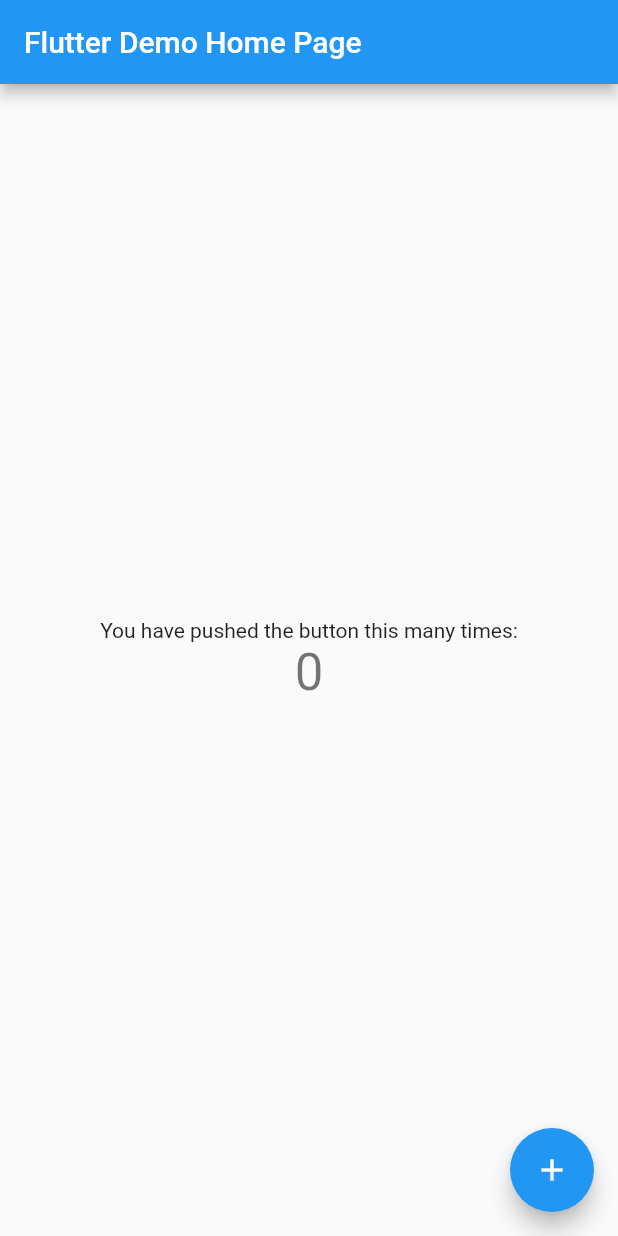
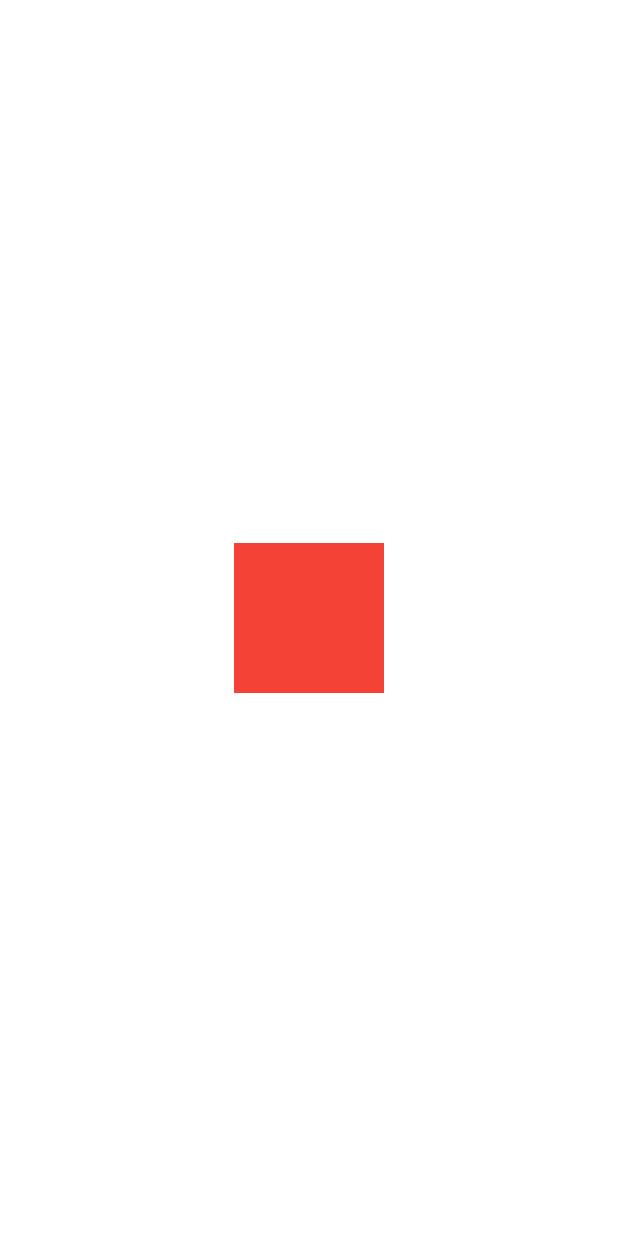
Before and after one commit to yazhidev/flutter_app, a Flutter app: the screen it shows after launch, on a phone screen of 412 x 824 dp. Run offline on Flutter 3.47's test engine with Material 2 defaults, Android fonts, the phone set to English and light mode, and no system bars.

Commit message:
feat: commit

```diff
--- a/lib/main.dart
+++ b/lib/main.dart
@@ -42,7 +42,29 @@ class MyHomePage extends StatefulWidget {
   final String title;
 
   @override
-  _MyHomePageState createState() => _MyHomePageState();
+  StatefulElement createElement() {
+    return super.createElement();
+  }
+
+  @override
+  _MyHomePageState createState() {
+    return _MyHomePageState();
+  }
+}
+
+class MyText extends Text {
+
+  MyText(String data) : super(data);
+
+  @override
+  StatelessElement createElement() {
+    return super.createElement();
+  }
+
+  @override
+  Widget build(BuildContext context) {
+    return super.build(context);
+  }
 }
 
 class _MyHomePageState extends State<MyHomePage> {
@@ -67,6 +89,13 @@ class _MyHomePageState extends State<MyHomePage> {
     // The Flutter framework has been optimized to make rerunning build methods
     // fast, so that you can just rebuild anything that needs updating rather
     // than having to individually change instances of widgets.
+    // ConstrainedBox
+    // Align
+    // DecoratedBox
+    return Center(
+
+      child: Container(width: 100, height: 100, color: Colors.red),
+    );
     return Scaffold(
       appBar: AppBar(
         // Here we take the value from the MyHomePage object that was created by
@@ -93,12 +122,11 @@ class _MyHomePageState extends State<MyHomePage> {
           // horizontal).
           mainAxisAlignment: MainAxisAlignment.center,
           children: <Widget>[
-            Text(
+            MyText(
               'You have pushed the button this many times:',
             ),
-            Text(
-              '$_counter',
-              style: Theme.of(context).textTheme.headline4,
+            MyText(
+              '$_counter'
             ),
           ],
         ),
--- a/lib/test.dart
+++ b/lib/test.dart
@@ -0,0 +1,3 @@
+void main() {
+  print(25.clamp(20, 30));
+}
```
